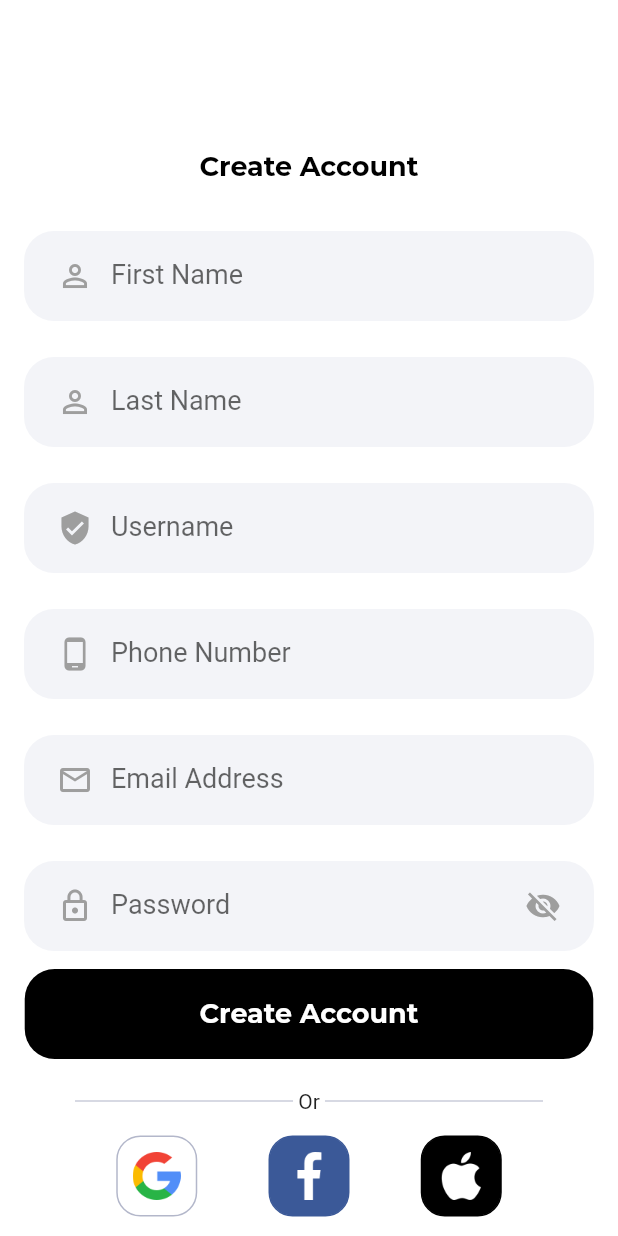
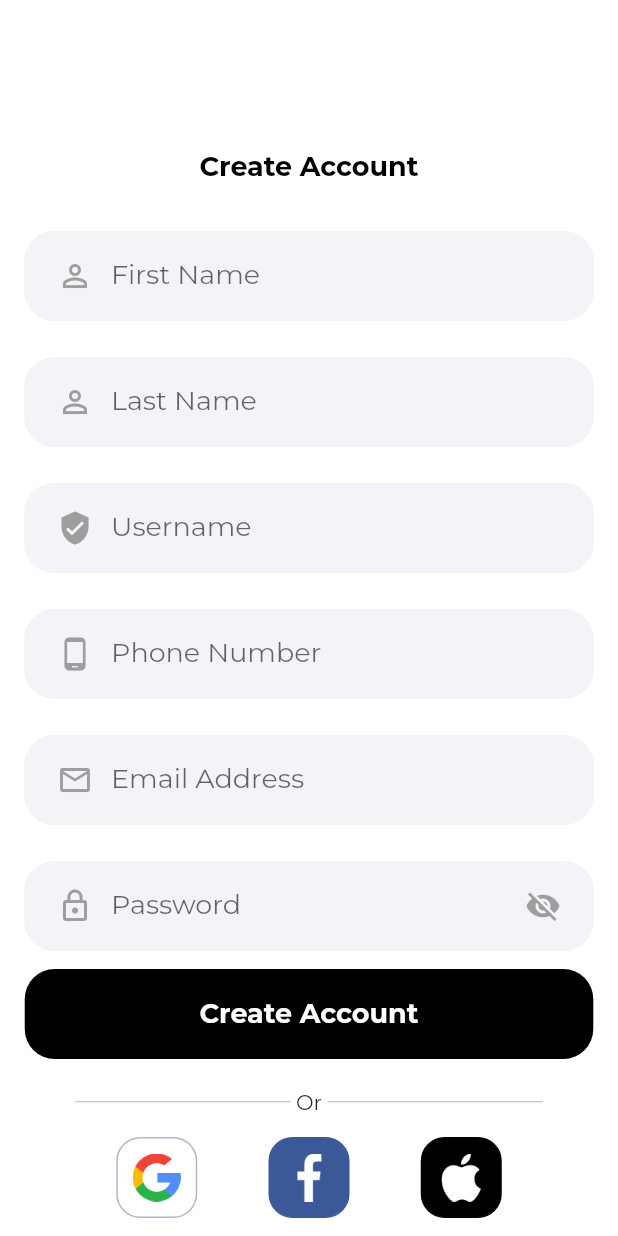
Before and after one commit to shivampandey0/Flutter-Register-Login-Minimal-UI, a Flutter app: the screen it shows after launch, on a phone screen of 412 x 824 dp. Run offline on Flutter 3.47's test engine with Material 2 defaults, Android fonts, the phone set to English and light mode, and no system bars; our stand-ins replace google_fonts.

```diff
--- a/lib/main.dart
+++ b/lib/main.dart
@@ -1,7 +1,9 @@
 import 'package:flutter/material.dart';
+import 'package:google_fonts/google_fonts.dart';
 import 'package:register_login_app/ui/screens/register_page.dart';
 
 void main() {
+  WidgetsFlutterBinding.ensureInitialized();
   runApp(MyApp());
 }
 
@@ -13,6 +15,7 @@ class MyApp extends StatelessWidget {
       debugShowCheckedModeBanner: false,
       theme: ThemeData(
         primaryColor: Colors.white,
+        fontFamily: GoogleFonts.montserrat().fontFamily,
         brightness: Brightness.light,
         visualDensity: VisualDensity.adaptivePlatformDensity,
       ),
--- a/lib/ui/screens/register_page.dart
+++ b/lib/ui/screens/register_page.dart
@@ -83,7 +83,7 @@ class _RegisterPageState extends State<RegisterPage> {
   }
 
   navigateToLoginPage() {
-    Navigator.push(context, MaterialPageRoute(builder: (BuildContext ctx) {
+    Navigator.pushReplacement(context, MaterialPageRoute(builder: (BuildContext ctx) {
       return LoginPage();
     }));
   }
--- a/lib/ui/widgets/form_button.dart
+++ b/lib/ui/widgets/form_button.dart
@@ -1,5 +1,4 @@
 import 'package:flutter/material.dart';
-import 'package:google_fonts/google_fonts.dart';
 
 class FormButton extends StatelessWidget {
   final String btnText;
@@ -8,15 +7,17 @@ class FormButton extends StatelessWidget {
 
   @override
   Widget build(BuildContext context) {
-    return FlatButton(
-      height: 60.0,
-      shape: RoundedRectangleBorder(borderRadius: BorderRadius.circular(20)),
-      minWidth: MediaQuery.of(context).size.width * 0.92,
-      color: Colors.black,
+    var size = MediaQuery.of(context).size;
+    return TextButton(
+      style: TextButton.styleFrom(
+          shape:
+              RoundedRectangleBorder(borderRadius: BorderRadius.circular(20)),
+          minimumSize: Size(size.width * 0.92, 60),
+          backgroundColor: Colors.black),
       onPressed: () {},
       child: Text(
         btnText,
-        style: GoogleFonts.montserrat(
+        style: TextStyle(
           color: Colors.white,
           fontSize: 18,
           fontWeight: FontWeight.bold,
--- a/lib/ui/widgets/label_button.dart
+++ b/lib/ui/widgets/label_button.dart
@@ -1,5 +1,4 @@
 import 'package:flutter/material.dart';
-import 'package:google_fonts/google_fonts.dart';
 
 class LabelButton extends StatelessWidget {
   final String liteText;
@@ -18,11 +17,11 @@ class LabelButton extends StatelessWidget {
         child: RichText(
           text: TextSpan(
               text: liteText,
-              style: GoogleFonts.montserrat(color: Colors.black),
+              style: TextStyle(color: Colors.black),
               children: [
                 TextSpan(
                     text: boldText,
-                    style: GoogleFonts.montserrat(
+                    style: TextStyle(
                         color: Colors.black, fontWeight: FontWeight.bold))
               ]),
         ),
--- a/pubspec.yaml
+++ b/pubspec.yaml
@@ -10,7 +10,7 @@ dependencies:
   flutter:
     sdk: flutter
 
-  google_fonts: ^1.1.1
+  google_fonts: ^2.0.0
 
 dev_dependencies:
   flutter_test:
```
Also changed, not shown: lib/ui/screens/login_page.dart (+8 -0 lines), pubspec.lock, 2 other files.
